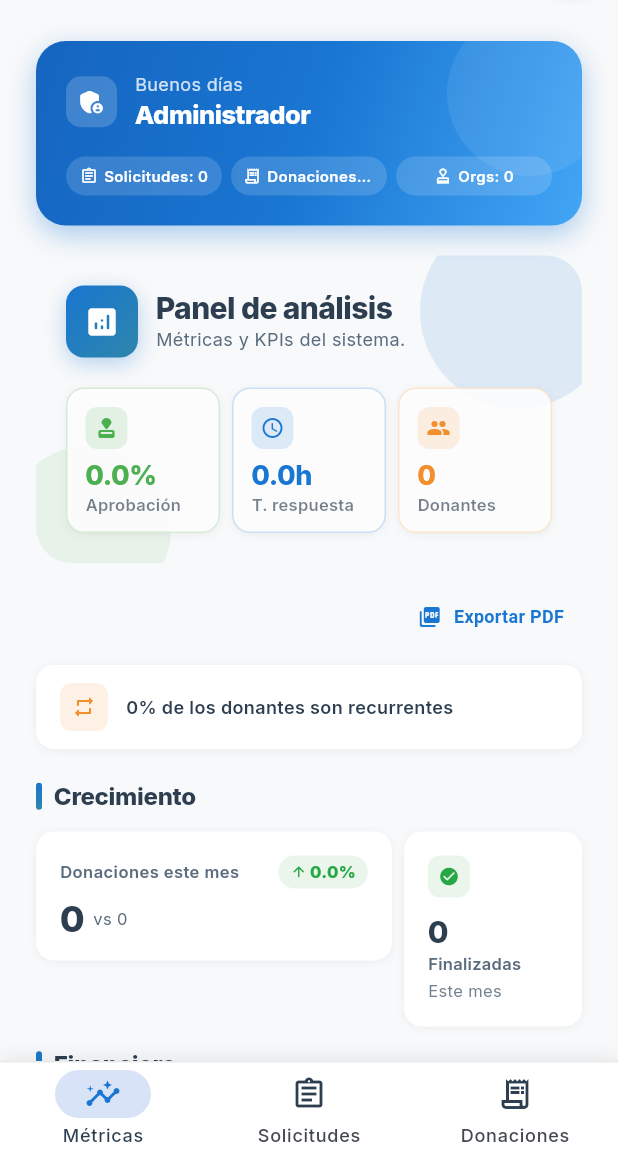
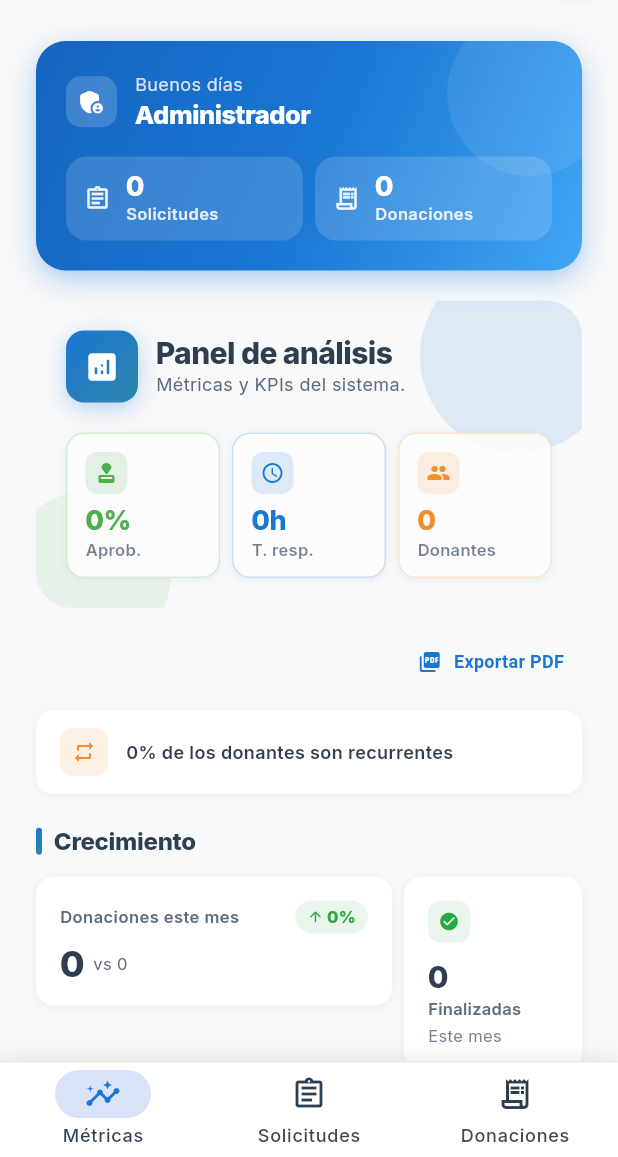
Before and after one commit to mequito3/ManosSolidarias-2.0, a Flutter app: the AdminDashboardPage screen opened directly with empty values, on a phone screen of 412 x 824 dp, the part 79-1236 px from its top. Run offline on Flutter 3.47's test engine with Material 3 defaults, Android fonts, the phone set to English and light mode, and no system bars; our stand-ins replace cached_network_image, flutter_animate, flutter_dotenv, flutter_map, geocoding, geolocator and 8 more; missing offline and left inert: image_painter, saver_gallery; accounts and stored records are empty; network calls fail.

Commit message:
Admin: fix overflows + truncado + fusion orgs en metricas
Resuelve los problemas vistos en las capturas:

OVERFLOWS
- _GrowthCard: titulo en Expanded (antes desbordaba ~8px) y
  "vs N" en Expanded con fade
- Tareas pendientes: de 3 cards a 2, elimina el desborde del
  Row y del chip URGENTE en pantallas angostas

ANTI-TRUNCADO (regla: nunca "..." en Manos Solidarias)
- KPIs del hero: labels cortos (Aprob. / T. resp. / Donantes),
  porcentajes/horas sin decimal
- Montos abreviados con _compactBs: Bs 75K, Bs 202K, Bs 1.2M
  (antes "Bs 75,0..." cortado). Aplica a campanas activas y
  cards financieras
- Labels de stat/pending cards: ellipsis -> fade

FUSION ORGS (coherente con Solicitudes)
- Welcome header: 2 chips (Solicitudes = campanas+orgs,
  Donaciones), rediseñados con numero grande + label sin cortar
- Tareas pendientes: card "Solicitudes" suma campanas+orgs,
  se elimina la card separada de Organizaciones

FRANJA DE TIPO (Solicitudes)
- Menos opaca: fondo alpha 0.10->0.16, icono en color solido
  con glifo blanco, label fontSizeSm. Mas vida, menos lavado

Co-Authored-By: Claude Opus 4.7 (1M context) <noreply@anthropic.com>

```diff
--- a/lib/pages/admin/sections/admin_section_widgets.dart
+++ b/lib/pages/admin/sections/admin_section_widgets.dart
@@ -152,7 +152,10 @@ class AdminWelcomeHeader extends StatelessWidget {
 		final displayName = profile.displayName?.trim().isNotEmpty == true
 				? profile.displayName!
 				: 'Administrador';
-		final total = pendingCampaigns + pendingDonations + pendingOrganizations;
+		// Las organizaciones viven dentro de Solicitudes, así que su conteo
+		// se suma a las solicitudes en lugar de mostrarse por separado.
+		final pendingSolicitudes = pendingCampaigns + pendingOrganizations;
+		final total = pendingSolicitudes + pendingDonations;
 
 		return Container(
 			decoration: BoxDecoration(
@@ -253,25 +256,19 @@ class AdminWelcomeHeader extends StatelessWidget {
 									],
 								),
 								const SizedBox(height: 16),
-								// Mini chips de pendientes
+								// Mini chips de pendientes (2: Solicitudes incluye orgs)
 								Row(
 									children: [
 										Expanded(child: _PendingChip(
 											icon: Icons.assignment_outlined,
 											label: 'Solicitudes',
-											count: pendingCampaigns,
+											count: pendingSolicitudes,
 										)),
-										const SizedBox(width: 6),
+										const SizedBox(width: 8),
 										Expanded(child: _PendingChip(
 											icon: Icons.receipt_long_outlined,
 											label: 'Donaciones',
 											count: pendingDonations,
-										)),
-										const SizedBox(width: 6),
-										Expanded(child: _PendingChip(
-											icon: Icons.approval_outlined,
-											label: 'Orgs',
-											count: pendingOrganizations,
 										)),
 									],
 								),
@@ -306,26 +303,43 @@ class _PendingChip extends StatelessWidget {
 	@override
 	Widget build(BuildContext context) {
 		return Container(
-			padding: const EdgeInsets.symmetric(horizontal: 8, vertical: 6),
+			padding: const EdgeInsets.symmetric(horizontal: 12, vertical: 10),
 			decoration: BoxDecoration(
 				color: Colors.white.withValues(alpha: 0.15),
-				borderRadius: BorderRadius.circular(999),
+				borderRadius: BorderRadius.circular(14),
 			),
 			child: Row(
-				mainAxisSize: MainAxisSize.max,
-				mainAxisAlignment: MainAxisAlignment.center,
 				children: [
-					Icon(icon, color: Colors.white, size: 12),
-					const SizedBox(width: 4),
-					Flexible(
-						child: Text(
-							'$label: $count',
-							overflow: TextOverflow.ellipsis,
-							style: const TextStyle(
-								color: Colors.white,
-								fontSize: 10,
-								fontWeight: FontWeight.w600,
-							),
+					Icon(icon, color: Colors.white.withValues(alpha: 0.9), size: 18),
+					const SizedBox(width: 10),
+					Expanded(
+						child: Column(
+							crossAxisAlignment: CrossAxisAlignment.start,
+							mainAxisSize: MainAxisSize.min,
+							children: [
+								Text(
+									'$count',
+									style: const TextStyle(
+										color: Colors.white,
+										fontSize: 18,
+										fontWeight: FontWeight.w800,
+										height: 1.0,
+										letterSpacing: -0.4,
+									),
+								),
+								const SizedBox(height: 2),
+								Text(
+									label,
+									maxLines: 1,
+									softWrap: false,
+									overflow: TextOverflow.fade,
+									style: TextStyle(
+										color: Colors.white.withValues(alpha: 0.85),
+										fontSize: 11,
+										fontWeight: FontWeight.w600,
+									),
+								),
+							],
 						),
 					),
 				],
--- a/lib/pages/admin/sections/campaign_requests_section.dart
+++ b/lib/pages/admin/sections/campaign_requests_section.dart
@@ -403,7 +403,7 @@ class CampaignRequestCard extends StatelessWidget {
 					// ── Franja de tipo ──────────────────────────────────────
 					Container(
 						width: double.infinity,
-						color: typeColor.withValues(alpha: 0.10),
+						color: typeColor.withValues(alpha: 0.16),
 						padding: const EdgeInsets.symmetric(
 							horizontal: AppColors.space16,
 							vertical: 10,
@@ -411,20 +411,20 @@ class CampaignRequestCard extends StatelessWidget {
 						child: Row(
 							children: [
 								Container(
-									width: 26,
-									height: 26,
+									width: 28,
+									height: 28,
 									decoration: BoxDecoration(
-										color: typeColor.withValues(alpha: 0.18),
+										color: typeColor,
 										borderRadius: BorderRadius.circular(AppColors.radiusSm),
 									),
-									child: Icon(typeIcon, color: typeColor, size: 15),
+									child: Icon(typeIcon, color: Colors.white, size: 16),
 								),
 								const SizedBox(width: AppColors.space8),
 								Text(
 									typeLabel,
 									style: TextStyle(
 										color: typeColor,
-										fontSize: AppColors.fontSizeXs,
+										fontSize: AppColors.fontSizeSm,
 										fontWeight: AppColors.fontWeightExtraBold,
 										letterSpacing: 0.8,
 									),
@@ -433,9 +433,9 @@ class CampaignRequestCard extends StatelessWidget {
 								Text(
 									_waitLabel(item.createdAt),
 									style: TextStyle(
-										color: typeColor.withValues(alpha: 0.85),
+										color: typeColor,
 										fontSize: AppColors.fontSizeXs,
-										fontWeight: AppColors.fontWeightSemiBold,
+										fontWeight: AppColors.fontWeightBold,
 									),
 								),
 							],
--- a/lib/pages/admin/sections/metrics_section.dart
+++ b/lib/pages/admin/sections/metrics_section.dart
@@ -12,6 +12,21 @@ BoxDecoration get _kCardDecoration => BoxDecoration(
       borderRadius: BorderRadius.circular(AppColors.radiusMd),
       boxShadow: AppColors.shadowSm,
     );
+
+// Moneda compacta para que los montos grandes no se corten en cards angostas:
+// Bs 900 · Bs 75K · Bs 202K · Bs 1.2M
+String _compactBs(double value) {
+  final v = value.abs();
+  if (v >= 1000000) {
+    final m = value / 1000000;
+    return 'Bs ${m.toStringAsFixed(m >= 10 ? 0 : 1)}M';
+  }
+  if (v >= 1000) {
+    final k = value / 1000;
+    return 'Bs ${k.toStringAsFixed(k >= 10 ? 0 : 1)}K';
+  }
+  return 'Bs ${value.round()}';
+}
 
 // ─────────────────────────────────────────────────────────────────────────────
 // Main panel
@@ -62,15 +77,15 @@ class AdminMetricsPanel extends StatelessWidget {
           stats: [
             PremiumStatPill(
               icon: Icons.approval_rounded,
-              label: 'Aprobación',
-              value: '${metrics.approvalRate.toStringAsFixed(1)}%',
+              label: 'Aprob.',
+              value: '${metrics.approvalRate.toStringAsFixed(0)}%',
               color: AppColors.greenHope,
             ),
             PremiumStatPill(
               icon: Icons.schedule_rounded,
-              label: 'T. respuesta',
+              label: 'T. resp.',
               value:
-                  '${metrics.avgResponseTimeHours.toStringAsFixed(1)}h',
+                  '${metrics.avgResponseTimeHours.toStringAsFixed(0)}h',
               color: AppColors.bluePrimary,
             ),
             PremiumStatPill(
@@ -247,12 +262,12 @@ class AdminMetricsPanel extends StatelessWidget {
               child: _PendingCard(
                 icon: Icons.campaign_rounded,
                 iconColor: AppColors.orangeAction,
-                count: metrics.pendingRequests,
+                count: metrics.pendingRequests + metrics.pendingOrganizations,
                 label: 'Solicitudes',
-                sub: 'Campañas nuevas',
-              ),
-            ),
-            const SizedBox(width: 10),
+                sub: 'Campañas y orgs',
+              ),
+            ),
+            const SizedBox(width: AppColors.space12),
             Expanded(
               child: _PendingCard(
                 icon: Icons.volunteer_activism_rounded,
@@ -260,16 +275,6 @@ class AdminMetricsPanel extends StatelessWidget {
                 count: metrics.pendingDonations,
                 label: 'Donaciones',
                 sub: 'Por verificar',
-              ),
-            ),
-            const SizedBox(width: 10),
-            Expanded(
-              child: _PendingCard(
-                icon: Icons.domain_verification_rounded,
-                iconColor: AppColors.bluePrimary,
-                count: metrics.pendingOrganizations,
-                label: 'Organizaciones',
-                sub: 'Por aprobar',
               ),
             ),
           ],
@@ -335,11 +340,7 @@ class AdminMetricsPanel extends StatelessWidget {
   static double _clamp(double v, double lo, double hi) =>
       v < lo ? lo : (v > hi ? hi : v);
 
-  static String _formatCurrency(double value) {
-    final s = value.round().toString().replaceAllMapped(
-        RegExp(r'(\d{1,3})(?=(\d{3})+(?!\d))'), (m) => '${m[1]},');
-    return 'Bs $s';
-  }
+  static String _formatCurrency(double value) => _compactBs(value);
 
   // ── PDF export ──────────────────────────────────────────────────────────
   static void _exportPdf(BuildContext context,
@@ -459,8 +460,10 @@ class _GrowthCard extends StatelessWidget {
         children: [
           Row(
             children: [
-              Text(
+              Expanded(
+                child: Text(
                   title,
+                  maxLines: 2,
                   style: const TextStyle(
                     fontSize: AppColors.fontSizeXs,
                     color: AppColors.mediumText,
@@ -468,7 +471,8 @@ class _GrowthCard extends StatelessWidget {
                     letterSpacing: 0.3,
                   ),
                 ),
-              const Spacer(),
+              ),
+              const SizedBox(width: AppColors.space8),
               Container(
                 padding: const EdgeInsets.symmetric(
                     horizontal: AppColors.space8, vertical: 3),
@@ -487,7 +491,7 @@ class _GrowthCard extends StatelessWidget {
                         color: color),
                     const SizedBox(width: 2),
                     Text(
-                      '${growthRate.abs().toStringAsFixed(1)}%',
+                      '${growthRate.abs().toStringAsFixed(0)}%',
                       style: TextStyle(
                         fontSize: AppColors.fontSizeXs,
                         fontWeight: AppColors.fontWeightExtraBold,
@@ -514,13 +518,18 @@ class _GrowthCard extends StatelessWidget {
                 ),
               ),
               const SizedBox(width: 6),
-              Padding(
+              Expanded(
+                child: Padding(
                   padding: const EdgeInsets.only(bottom: 4),
                   child: Text(
                     'vs $previousValue',
+                    maxLines: 1,
+                    softWrap: false,
+                    overflow: TextOverflow.fade,
                     style: const TextStyle(
                       fontSize: AppColors.fontSizeXs,
                       color: AppColors.mediumText,
+                    ),
                   ),
                 ),
               ),
@@ -596,8 +605,9 @@ class _SimpleStatCard extends StatelessWidget {
               fontWeight: AppColors.fontWeightSemiBold,
               letterSpacing: 0.2,
             ),
-            maxLines: 2,
-            overflow: TextOverflow.ellipsis,
+            maxLines: 1,
+            softWrap: false,
+            overflow: TextOverflow.fade,
           ),
           if (sub != null) ...[
             const SizedBox(height: 2),
@@ -608,7 +618,8 @@ class _SimpleStatCard extends StatelessWidget {
                 color: AppColors.mediumText.withValues(alpha: 0.85),
               ),
               maxLines: 1,
-              overflow: TextOverflow.ellipsis,
+              softWrap: false,
+              overflow: TextOverflow.fade,
             ),
           ],
         ],
@@ -681,11 +692,7 @@ class _FinancialCard extends StatelessWidget {
     );
   }
 
-  String _fmt(double v) {
-    final s = v.round().toString().replaceAllMapped(
-        RegExp(r'(\d{1,3})(?=(\d{3})+(?!\d))'), (m) => '${m[1]},');
-    return 'Bs $s';
-  }
+  String _fmt(double v) => _compactBs(v);
 }
 
 // ─────────────────────────────────────────────────────────────────────────────
@@ -843,13 +850,14 @@ class _PendingCard extends StatelessWidget {
           Text(
             label,
             style: const TextStyle(
-              fontSize: AppColors.fontSizeXs,
+              fontSize: AppColors.fontSizeSm,
               color: AppColors.darkText,
-              fontWeight: AppColors.fontWeightSemiBold,
+              fontWeight: AppColors.fontWeightBold,
               letterSpacing: 0.2,
             ),
             maxLines: 1,
-            overflow: TextOverflow.ellipsis,
+            softWrap: false,
+            overflow: TextOverflow.fade,
           ),
           if (sub != null) ...[
             const SizedBox(height: 2),
@@ -860,7 +868,8 @@ class _PendingCard extends StatelessWidget {
                 color: AppColors.mediumText,
               ),
               maxLines: 1,
-              overflow: TextOverflow.ellipsis,
+              softWrap: false,
+              overflow: TextOverflow.fade,
             ),
           ],
         ],
```
Lines whose indentation alone changed are shown as unchanged.
